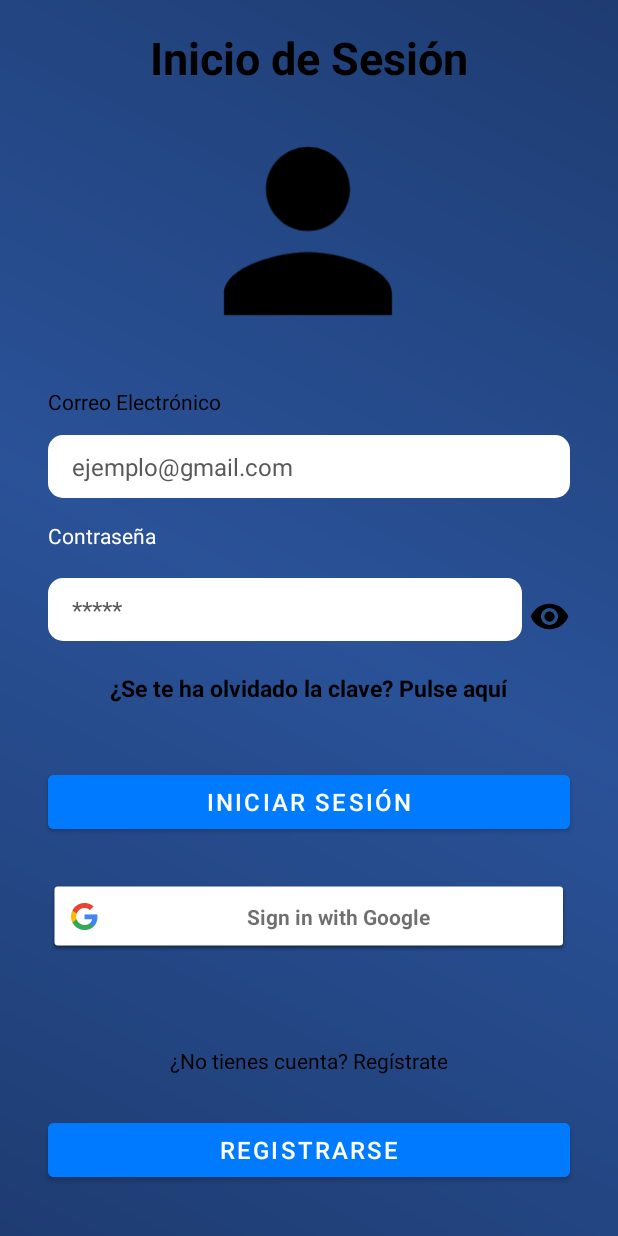
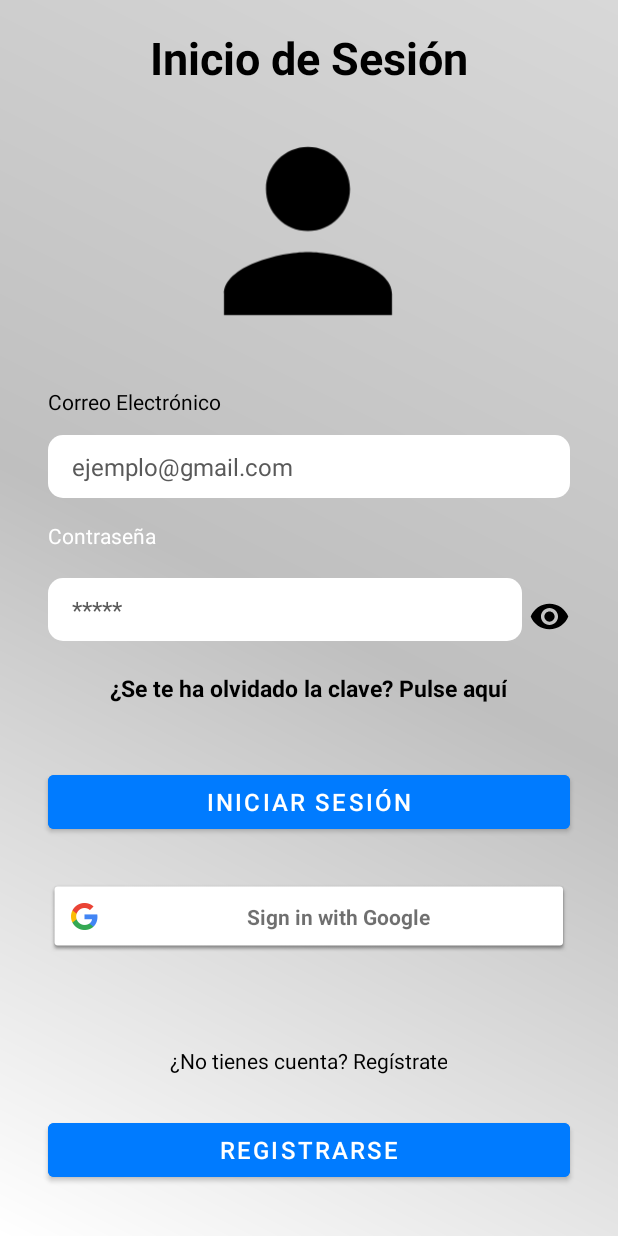
Before and after one commit to manueeeeeeo/MOTORTON, an Android app: the screen it shows after launch (InicioSesion), on a phone screen of 412 x 824 dp. Run offline under Robolectric (Android 15) with nearby library versions, the phone set to English and light mode, and no system bars; our stand-ins replace Firebase (no records; nobody signed in at launch, a user with empty details on screens opened directly).

Commit message:
Cambio de estilo e interfaz Parte 2.

```diff
--- a/app/src/main/res/drawable/gradient_background.xml
+++ b/app/src/main/res/drawable/gradient_background.xml
@@ -4,9 +4,9 @@
         <shape android:shape="rectangle">
             <gradient
                 android:angle="45"
-                android:startColor="#1e3c72"
-                android:centerColor="#2a5298"
-                android:endColor="#1e3c72"
+                android:startColor="#FFFFFF"
+                android:centerColor="#BFBFBF"
+                android:endColor="#D8D8D8"
                 android:type="linear" />
         </shape>
     </item>
```
